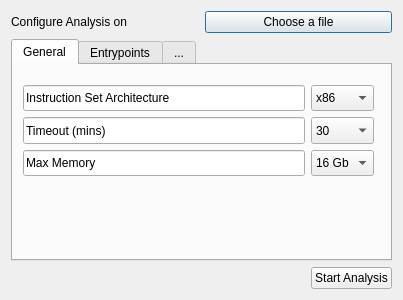
The window that configureAnalysisWindow.ui (vmc0823/Binlens_gui) describes before a commit, drawn with Qt 5.
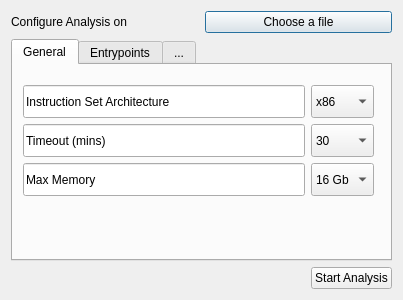
The same window after the commit. Icons and pictures are not drawn.

Patch:
```diff
--- a/configureAnalysisWindow.ui
+++ b/configureAnalysisWindow.ui
@@ -44,13 +44,13 @@
       <attribute name="title">
        <string>General</string>
       </attribute>
-      <widget class="QWidget" name="">
+      <widget class="QWidget" name="layoutWidget">
        <property name="geometry">
         <rect>
          <x>10</x>
          <y>20</y>
          <width>351</width>
-         <height>91</height>
+         <height>111</height>
         </rect>
        </property>
        <layout class="QGridLayout" name="gridLayout_2">
```
Left out of the diff: 10 changed lines with no effect on the pictures.
